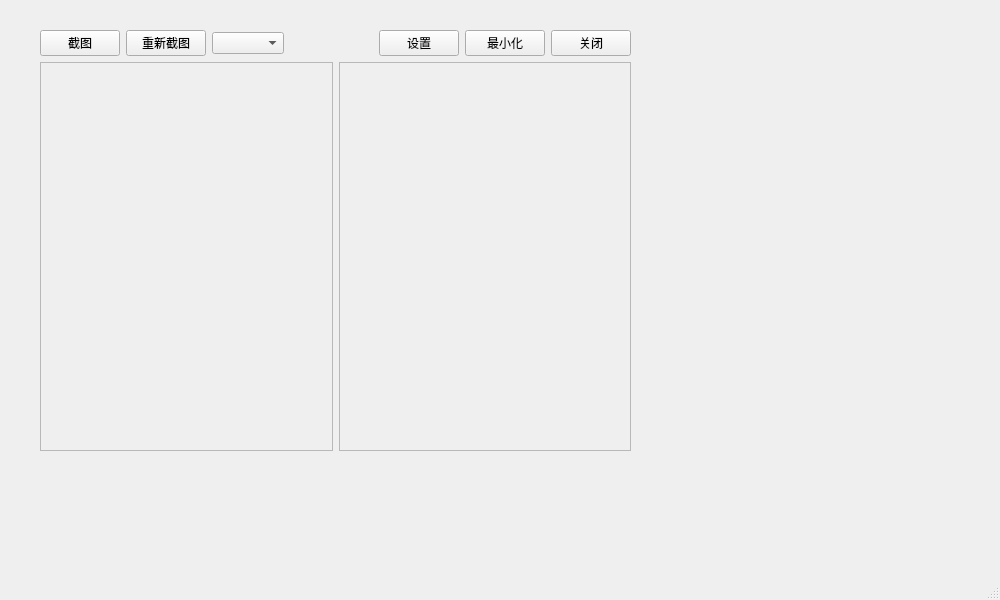
First picture: the form in SEQt/mainwindow.ui, repository zzyy0322/SnapExtract, before the edit.
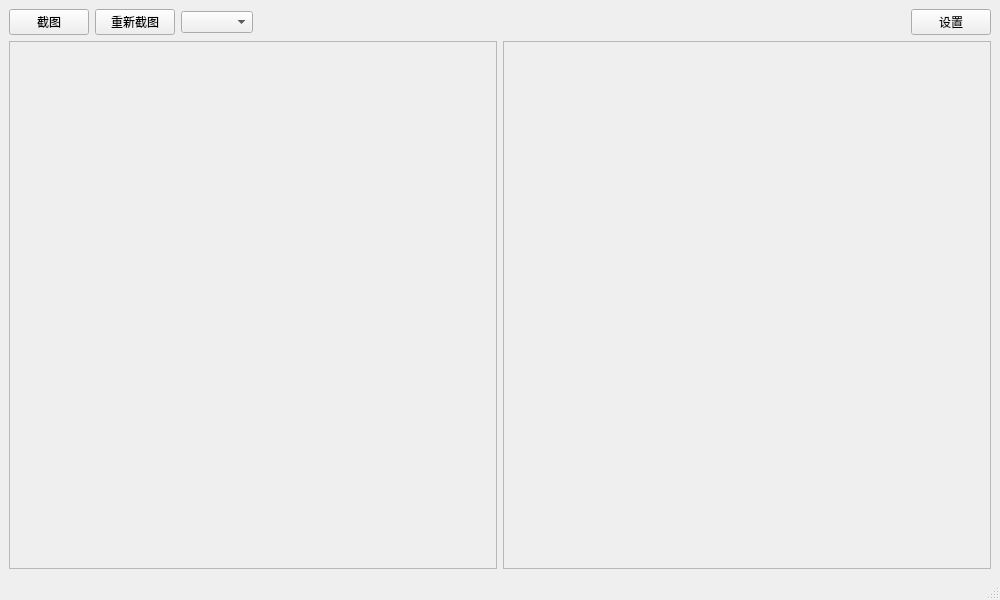
Second picture: the form after the edit.

Commit message: 手动创建Qt界面，去掉ui文件

```diff
--- a/SEQt/mainwindow.ui
+++ b/SEQt/mainwindow.ui
@@ -14,15 +14,8 @@
    <string>MainWindow</string>
   </property>
   <widget class="QWidget" name="centralwidget">
-   <widget class="QWidget" name="">
-    <property name="geometry">
-     <rect>
-      <x>40</x>
-      <y>30</y>
-      <width>591</width>
-      <height>421</height>
-     </rect>
-    </property>
+   <layout class="QVBoxLayout" name="verticalLayout_2">
+    <item>
     <layout class="QVBoxLayout" name="verticalLayout">
      <item>
       <layout class="QHBoxLayout" name="horizontalLayout">
@@ -63,26 +56,18 @@
          </property>
         </widget>
        </item>
-       <item>
-        <widget class="QPushButton" name="BtMini">
-         <property name="text">
-          <string>最小化</string>
-         </property>
-        </widget>
-       </item>
-       <item>
-        <widget class="QPushButton" name="BtClose">
-         <property name="text">
-          <string>关闭</string>
-         </property>
-        </widget>
-       </item>
       </layout>
      </item>
      <item>
       <layout class="QHBoxLayout" name="horizontalLayout_2">
        <item>
         <widget class="QFrame" name="framePicture">
+          <property name="minimumSize">
+           <size>
+            <width>0</width>
+            <height>100</height>
+           </size>
+          </property>
          <property name="frameShape">
           <enum>QFrame::Shape::StyledPanel</enum>
          </property>
@@ -93,6 +78,12 @@
        </item>
        <item>
         <widget class="QFrame" name="frameShow">
+          <property name="minimumSize">
+           <size>
+            <width>0</width>
+            <height>100</height>
+           </size>
+          </property>
          <property name="frameShape">
           <enum>QFrame::Shape::StyledPanel</enum>
          </property>
@@ -104,7 +95,8 @@
       </layout>
      </item>
     </layout>
-   </widget>
+    </item>
+   </layout>
   </widget>
   <widget class="QStatusBar" name="statusbar"/>
  </widget>
```
Lines whose indentation alone changed are shown as unchanged. The commit also changes 5 other files.
